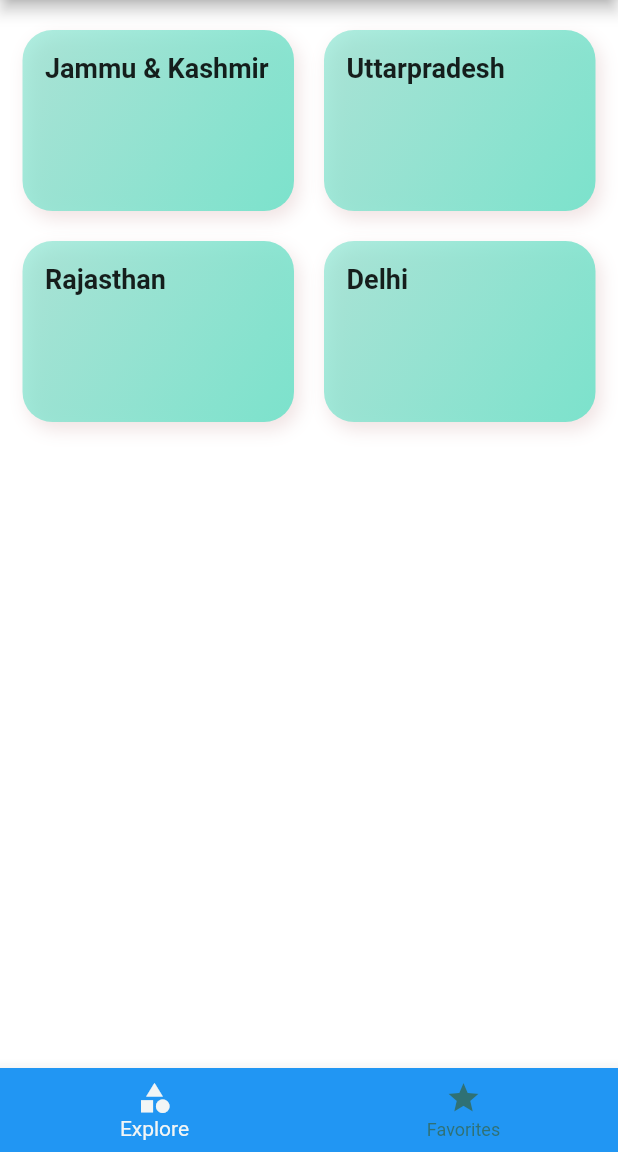
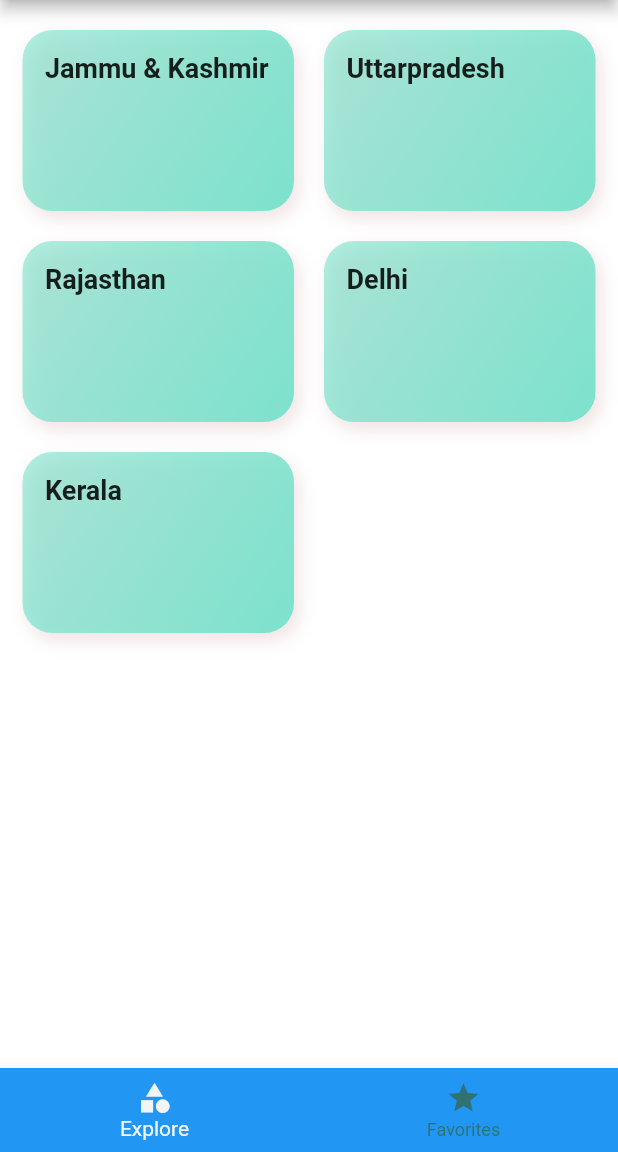
Before and after one commit to DSC-Banasthali-Vidyapith/Bharat-Darshan, a Flutter app: the screen it shows after launch, on a phone screen of 412 x 824 dp, the part 84-1236 px from its top. Run offline on Flutter 3.47's test engine with Material 2 defaults, Android fonts, the phone set to English and light mode, and no system bars; Roboto replaces fonts that are missing (Nunito).

Commit message:
Added the State 'Kerala' and some famous Tourist Spots of the State

```diff
--- a/lib/dummy_data.dart
+++ b/lib/dummy_data.dart
@@ -23,6 +23,11 @@ const List<Category> dummyCategories = [
   Category(
     id: 'c4',
     title: 'Delhi',
+    color: Color.fromARGB(255, 124, 226, 204),
+  ),
+  Category(
+    id: 'c5',
+    title: 'Kerala',
     color: Color.fromARGB(255, 124, 226, 204),
   ),
 ];
@@ -72,4 +77,118 @@ const dummyPlaces = [
       'Fly to Jammu -> Taxi',
     ],
   ),
+
+  Place(
+    id: 'm3',
+    categories: [
+      'c5',
+    ],
+    title: 'Alleppey',
+    affordability: Affordability.affordable,
+    imageUrl:
+    'https://images.thrillophilia.com/image/upload/s--HBiOiiBg--/c_fill,g_center,h_642,q_auto,w_1280/f_auto,fl_strip_profile/v1/images/photos/000/012/900/original/1551428022_alleppeyPlaces_feature.png.jpg',
+    distance: 2700,
+    thingstoknow: [
+      'Winters are the best time to visit Allepey as the weather is mild and pleasant.',
+      'Alappuzha (Alleppey) is known as ‘the Venice of the East’. It is the picture-perfect place known for its beautiful backwaters and the houseboats offering overnight stays.',
+      'The Alappuzha beach with a 137-year-old pier extending into the sea and an old 17th-century lighthouse built by the Portuguese add to the magic of the place.'
+    ],
+    waysToReach: [
+      'Train: NDLS TVC SPL (02432)',
+      'Bus from New Delhi',
+      'Fly to Ernakulam -> Bus',
+    ],
+  ),
+
+  Place(
+    id: 'm4',
+    categories: [
+      'c5',
+    ],
+    title: 'Munnar',
+    affordability: Affordability.affordable,
+    imageUrl:
+    'https://www.clubmahindra.com/blog/media/section_images/shuttersto-967fe278ccd8b98.jpg',
+    distance: 2600,
+    thingstoknow: [
+      'The winter months are by far the best time to visit Munnar since the weather is pleasant.',
+      'Munnar has the highest peak in South India, Anamudi, which towers over 2,695 m.',
+      'Munnar has a legacy of its own when it comes to the origins and evolution of tea plantations. The famous Tea Museum opened some years ago by Tata Tea houses artifacts, photographs and machineries. The museum is located at the Nallathanni Estate of Tata Tea in Munnar and is worth a visit.'
+    ],
+    waysToReach: [
+      'Train to Kochi (126 km from Munnar) -> Taxi',
+      'Bus from New Delhi',
+      'Fly to Kochi -> Taxi',
+    ],
+  ),
+
+  Place(
+    id: 'm5',
+    categories: [
+      'c5',
+    ],
+    title: 'Wayanad',
+    affordability: Affordability.affordable,
+    imageUrl:
+    'https://img.theculturetrip.com/wp-content/uploads/2018/02/07-featured_image_karikadu_vp_.jpg',
+    distance: 2400,
+    thingstoknow: [
+      'The temperature in Wayanad remains more or less constant throughout the year, but the best time to visit Wayanad is between October and May.',
+      'Wayanad is famous for its large amount of camping and trekking trails, breathtaking waterfalls, caves, bird-watching sites, flora, fauna and an overall plethora of magnificent sights.',
+      'Kanthanpara Waterfalls is one hotspot in Wayanad that allures tourists from all over the world. It is situated around 22 km from Kalpetta in Wayanad district.',
+      'Another must-visit place in Wayanad is the Edakkal Caves. The caves are two natural rock formations believed to have been formed by a large split in a huge rock. The carvings inside are extremely beautiful. '
+    ],
+    waysToReach: [
+      'Train to Calicut (Kozhikode) -> Taxi',
+      'Bus from New Delhi',
+      'Fly to Calicut (Kozhikode) -> Taxi',
+    ],
+  ),
+
+  Place(
+    id: 'm6',
+    categories: [
+      'c5',
+    ],
+    title: 'Kochi',
+    affordability: Affordability.affordable,
+    imageUrl:
+    'https://honoluluhomestay.com/wp-content/uploads/2014/11/chinesefishingnetskochi.jpg',
+    distance: 2700,
+    thingstoknow: [
+      'Winters are by far the best time to visit Cochin as the weather is very pleasant.',
+      'Bolghatty Island is a short boat ride away from mainland Kochi and has Bolghatty Palace which is one of the oldest existing Dutch palaces outside Holland.',
+      'Vypeen Island is another island that is really popular among visitors to Kochi & Kerala. Vypeen is also the location of Pallipuram Fort which is the oldest surviving fort in India built in 1503.',
+      'Just off the Coast of Vypeen Island is Cherai beach which is among the best beaches in Kerala.',
+      'The Chinese fishing nets which symbolises Kochi can be seen only in Fort Kochi which may be the only place in the world where the Chinese fishing nets are unique outside China for which the credit goes to the traders from the court of Chinese emperor Kubla Khan.',
+    ],
+    waysToReach: [
+      'Train: HAZRAT NIZAMUDDIN - TRIVANDRUM CENT Rajdhani Express (12432)',
+      'Bus from New Delhi',
+      'Fly to Kochi',
+    ],
+  ),
+
+  Place(
+    id: 'm7',
+    categories: [
+      'c5',
+    ],
+    title: 'Trivandrum',
+    affordability: Affordability.affordable,
+    imageUrl:
+    'https://www.ekeralatourism.net/wp-content/uploads/2018/08/kovlam.jpg',
+    distance: 2800,
+    thingstoknow: [
+      'October to February is the best time to visit Trivandrum, as the winters bestow the place with the most pleasant weather in the entire year.',
+      'Padmanabhaswami Temple is a very famous and sacred Hindu temple located in the heart of the city and is one of the best tourist places in Thiruvananthapuram (Trivandrum).',
+      'Napier Museum is located inside Trivandrum Zoo which is the oldest zoological garden in India established in 1857 on over 55 acres of land. It also contains Sree Chitra Art Gallery established in 1935 and is one of the best tourist places in Trivandrum.',
+      'Kovalam Beach is located at a distance of 16 km from Thiruvananthapuram Central Railway Station and about 10 km from Thiruvananthapuram International Airport. It has a long coastline with substantial palm, a lighthouse, and clear waters, which makes it the main attraction of tourists in Trivandrum.',
+    ],
+    waysToReach: [
+      'Train: NDLS TVC SF SPL (02626)',
+      'Bus from New Delhi',
+      'Fly to Thiruvananthapuram',
+    ],
+  ),
 ];
```
